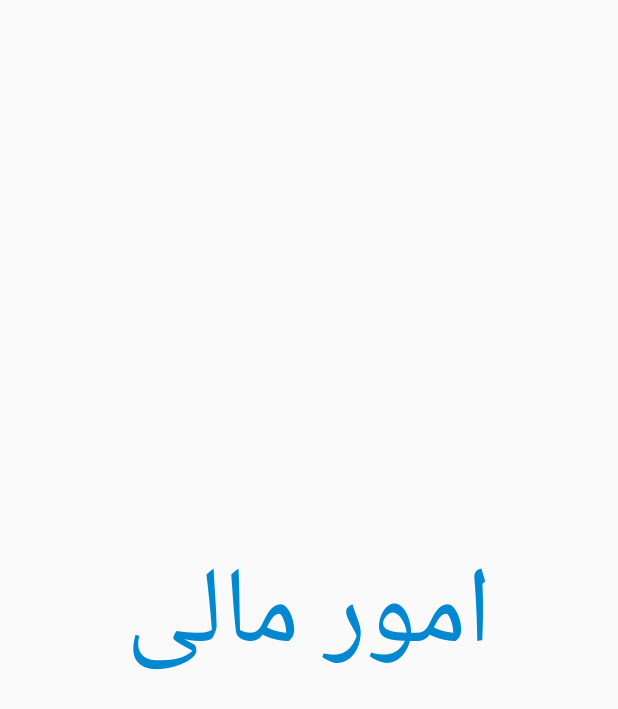
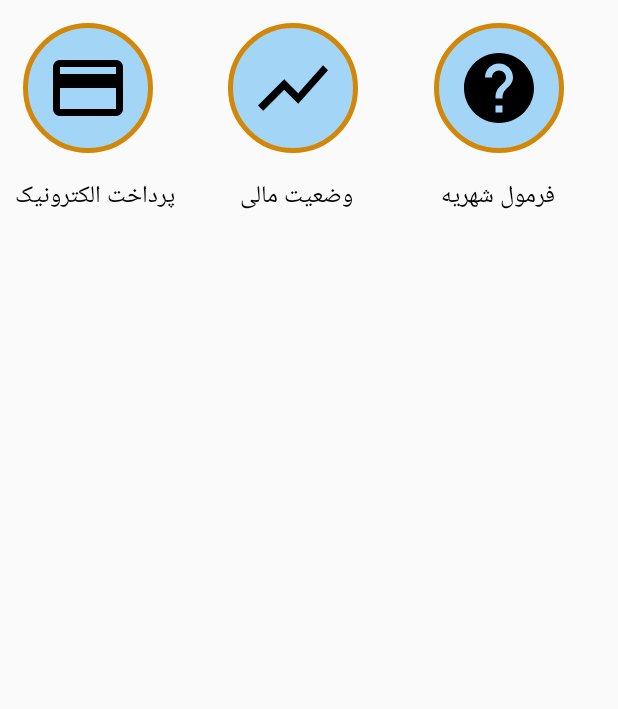
Before and after one commit to Amin397/Portal-daneshjoi, an Android app: the layout omor_malli.xml on its own in the app's theme, with its tools: preview values and no code run, on a phone screen of 412 x 824 dp. Shown: the top 709 px of the screen. Run offline under Robolectric (Android 15) with nearby library versions, the phone set to English and light mode, and no system bars; Roboto replaces fonts that are not available here.

Commit message:
avalin test baraye ezafe kardane button ha be fragments

```diff
--- a/app/src/main/java/com/example/portaldaneshjo/Fragments/OmorMalli.java
+++ b/app/src/main/java/com/example/portaldaneshjo/Fragments/OmorMalli.java
@@ -7,14 +7,13 @@ import android.support.v4.app.Fragment;
 import android.view.LayoutInflater;
 import android.view.View;
 import android.view.ViewGroup;
-import android.widget.GridView;
+import android.widget.Button;
+import android.widget.ImageButton;
+import android.widget.Toast;
 
 import com.example.portaldaneshjo.R;
 
 public class OmorMalli extends Fragment {
-
-    public OmorMalli() {
-    }
     @Override
     public void onCreate(@Nullable Bundle savedInstanceState) {
         super.onCreate(savedInstanceState);
@@ -24,6 +23,29 @@ public class OmorMalli extends Fragment {
     @Override
     public View onCreateView(@NonNull LayoutInflater inflater, @Nullable ViewGroup container, @Nullable Bundle savedInstanceState) {
         View view = inflater.inflate(R.layout.omor_malli,container,false);
+
+        ImageButton btn_pardakht_e = (ImageButton) view.findViewById(R.id.btn_pardakht_id);
+        ImageButton btn_vaziat = (ImageButton) view.findViewById(R.id.btn_vaziat_id);
+        ImageButton btn_formol = (ImageButton) view.findViewById(R.id.btn_formol_id);
+
+        btn_pardakht_e.setOnClickListener(new View.OnClickListener() {
+            @Override
+            public void onClick(View v) {
+                Toast.makeText(getContext(), "پرداخت الکترونیک", Toast.LENGTH_SHORT).show();
+            }
+        });
+        btn_vaziat.setOnClickListener(new View.OnClickListener() {
+            @Override
+            public void onClick(View v) {
+                Toast.makeText(getContext(), "وضعیت مالی", Toast.LENGTH_SHORT).show();
+            }
+        });
+        btn_formol.setOnClickListener(new View.OnClickListener() {
+            @Override
+            public void onClick(View v) {
+                Toast.makeText(getContext(), "فرمول محاسبه ی شهریه", Toast.LENGTH_SHORT).show();
+            }
+        });
         return view;
     }
 }
--- /dev/null
+++ b/app/src/main/res/drawable/background_btns.xml
@@ -0,0 +1,9 @@
+<?xml version="1.0" encoding="utf-8"?>
+<shape xmlns:android="http://schemas.android.com/apk/res/android"
+    android:shape="rectangle"
+    >
+    <solid android:color="#A3D5F7"/>
+    <stroke android:width="3dp" android:color="@color/colorAccent"/>
+    <corners android:radius="100dp"/>
+
+</shape>
--- a/app/src/main/res/drawable/ic_mohasebe_shahrie_24dp.xml
+++ b/app/src/main/res/drawable/ic_mohasebe_shahrie_24dp.xml
@@ -1,6 +1,6 @@
 <vector xmlns:android="http://schemas.android.com/apk/res/android"
-        android:width="24dp"
-        android:height="24dp"
+        android:width="56dp"
+        android:height="56dp"
         android:viewportWidth="24.0"
         android:viewportHeight="24.0">
     <path
--- a/app/src/main/res/drawable/ic_pardakhte_e_24dp.xml
+++ b/app/src/main/res/drawable/ic_pardakhte_e_24dp.xml
@@ -1,6 +1,6 @@
 <vector xmlns:android="http://schemas.android.com/apk/res/android"
-        android:width="24dp"
-        android:height="24dp"
+        android:width="56dp"
+        android:height="56dp"
         android:viewportWidth="24.0"
         android:viewportHeight="24.0">
     <path
--- a/app/src/main/res/drawable/ic_vaziate_mali_24dp.xml
+++ b/app/src/main/res/drawable/ic_vaziate_mali_24dp.xml
@@ -1,6 +1,6 @@
 <vector xmlns:android="http://schemas.android.com/apk/res/android"
-        android:width="24dp"
-        android:height="24dp"
+        android:width="56dp"
+        android:height="56dp"
         android:viewportWidth="24.0"
         android:viewportHeight="24.0">
     <path
--- a/app/src/main/res/layout/omor_malli.xml
+++ b/app/src/main/res/layout/omor_malli.xml
@@ -1,16 +1,83 @@
 <?xml version="1.0" encoding="utf-8"?>
-<LinearLayout
-    xmlns:android="http://schemas.android.com/apk/res/android"
+<LinearLayout xmlns:android="http://schemas.android.com/apk/res/android"
     android:layout_width="match_parent"
-    android:layout_height="match_parent">
+    android:layout_height="match_parent"
+    android:orientation="horizontal">
 
-    <TextView
-        android:id="@+id/omormali_txt_id"
-        android:text="@string/omormali"
-        android:textSize="72sp"
-        android:textColor="@color/colorPrimary"
-        android:gravity="center"
-        android:layout_width="match_parent"
-        android:layout_height="match_parent" />
+        <LinearLayout
+            android:layout_width="match_parent"
+            android:layout_height="wrap_content"
+            android:orientation="horizontal"
+            android:weightSum="1">
+            <LinearLayout
+                android:layout_width="wrap_content"
+                android:layout_height="wrap_content"
+                android:orientation="vertical"
+                android:layout_weight="0.33">
+                <ImageButton
+                    android:id="@+id/btn_pardakht_id"
+                    android:layout_margin="15dp"
+                    android:layout_width="wrap_content"
+                    android:background="@drawable/background_btns"
+                    android:padding="15dp"
+                    android:src="@drawable/ic_pardakhte_e_24dp"
+                    android:layout_height="wrap_content" />
+                <TextView
+                    android:id="@+id/txt_pardakht_id"
+                    android:textSize="16sp"
+                    android:textColor="@color/black_color"
+                    android:textAlignment="center"
+                    android:text="@string/pardakht_item"
+                    android:layout_height="wrap_content"
+                    android:layout_width="wrap_content"
+                    android:layout_marginLeft="10dp" />
+            </LinearLayout>
+            <LinearLayout
+                android:layout_width="wrap_content"
+                android:layout_height="wrap_content"
+                android:orientation="vertical"
+                android:layout_weight="0.33">
+                <ImageButton
+                    android:id="@+id/btn_vaziat_id"
+                    android:layout_margin="15dp"
+                    android:layout_width="wrap_content"
+                    android:background="@drawable/background_btns"
+                    android:padding="15dp"
+                    android:src="@drawable/ic_vaziate_mali_24dp"
+                    android:layout_height="wrap_content" />
+                <TextView
+                    android:id="@+id/txt_vaziat_id"
+                    android:textSize="16sp"
+                    android:textColor="@color/black_color"
+                    android:textAlignment="center"
+                    android:text="@string/vaziate_mali"
+                    android:layout_height="wrap_content"
+                    android:layout_width="wrap_content"
+                    android:layout_marginLeft="23dp" />
+            </LinearLayout>
+            <LinearLayout
+                android:layout_width="wrap_content"
+                android:layout_height="wrap_content"
+                android:orientation="vertical"
+                android:layout_weight="0.33">
+                <ImageButton
+                    android:id="@+id/btn_formol_id"
+                    android:layout_margin="15dp"
+                    android:layout_width="wrap_content"
+                    android:background="@drawable/background_btns"
+                    android:padding="15dp"
+                    android:src="@drawable/ic_mohasebe_shahrie_24dp"
+                    android:layout_height="wrap_content" />
+                <TextView
+                    android:id="@+id/txt_formol_id"
+                    android:textSize="16sp"
+                    android:textColor="@color/black_color"
+                    android:textAlignment="center"
+                    android:text="@string/formol_shahrie"
+                    android:layout_height="wrap_content"
+                    android:layout_width="wrap_content"
+                    android:layout_marginLeft="20dp" />
+            </LinearLayout>
+        </LinearLayout>
 
 </LinearLayout>
--- a/app/src/main/res/values/strings.xml
+++ b/app/src/main/res/values/strings.xml
@@ -41,4 +41,8 @@
     <string name="vaziate_tahsili">خلاصه وضعیت تحصیلی</string>
     <string name="change_pass">تغییر رمز</string>
     <string name="my_photo">my photo</string>
+    <string name="pardakht_item">پرداخت الکترونیک</string>
+    <string name="vaziate_mali">وضعیت مالی</string>
+    <string name="formol_shahrie">فرمول شهریه</string>
+    <string name="failed_payent">پرداخت های ناموفق</string>
 </resources>
```
